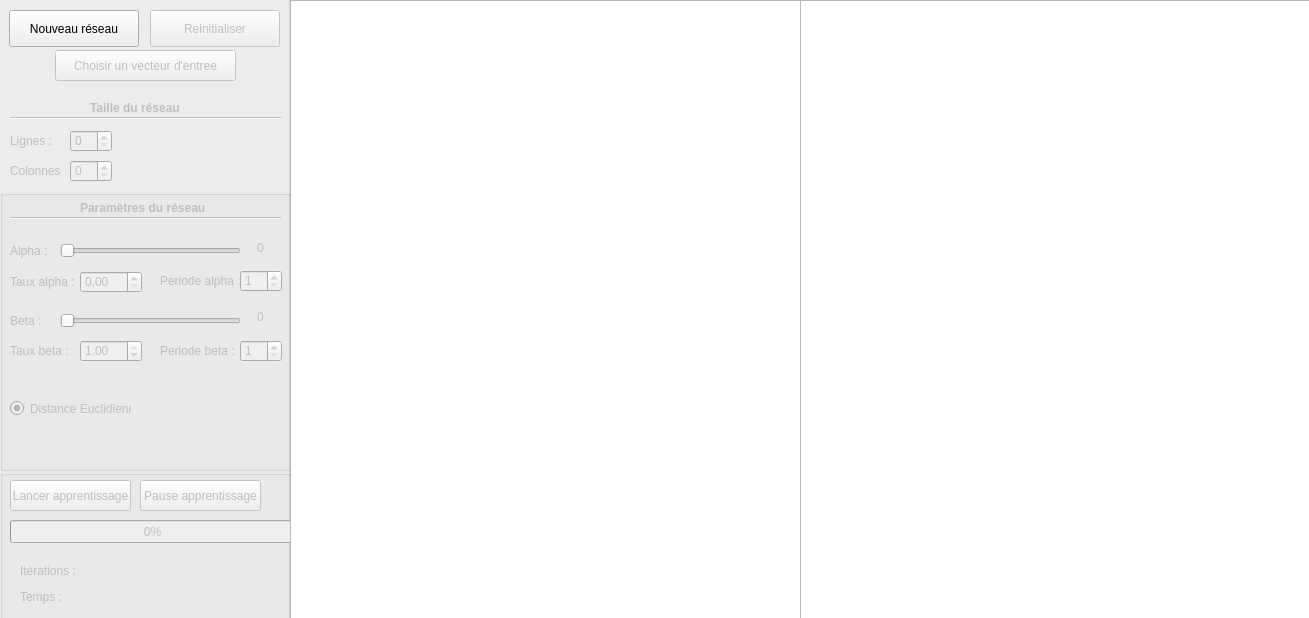
Above: Projet/PTUT/PTUT.ui from Asord/ProjetSOM before the change. Below: the same form after it.
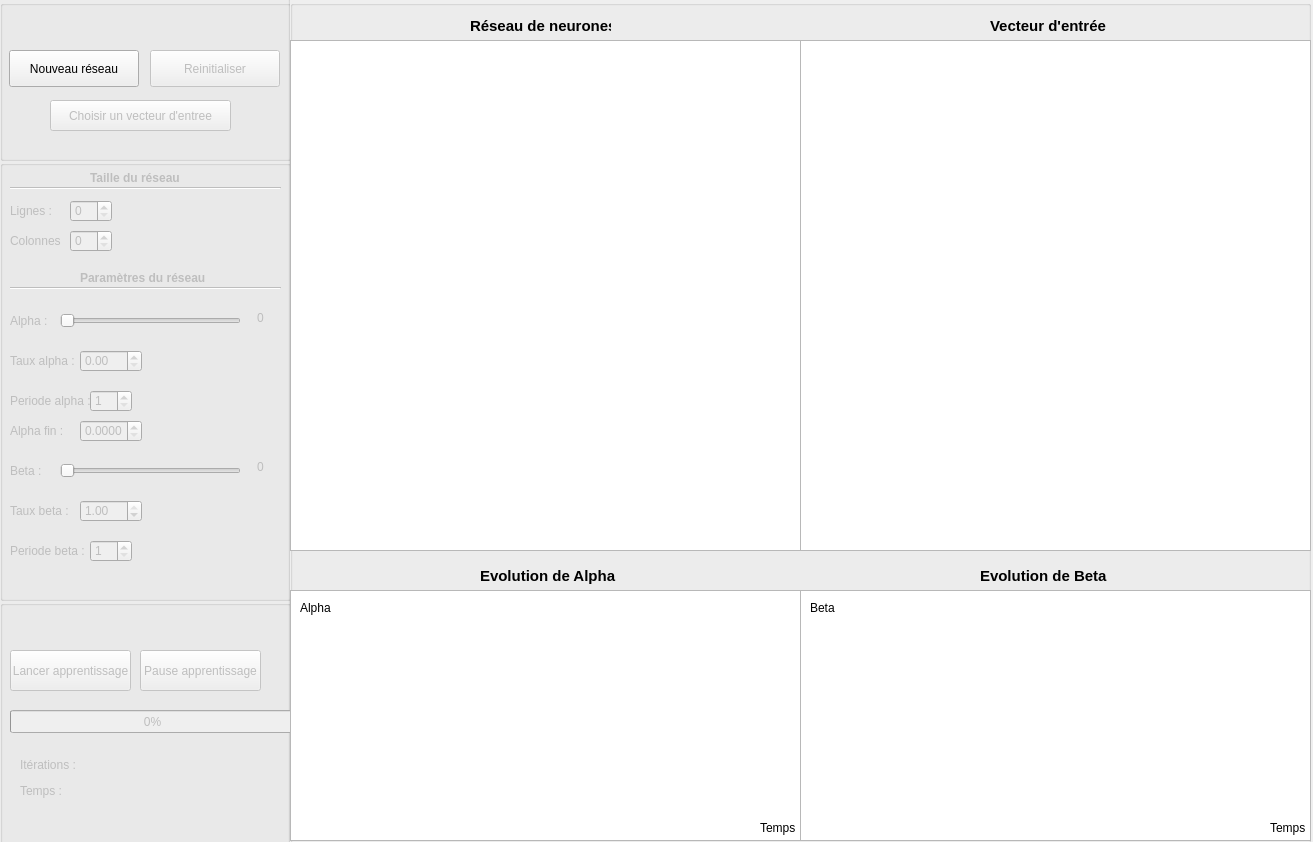
That is the form after the change.

Commit message: interface à jour: ajout des zones pour les courbes, de alpha fin et et ajout de groupes pour la lisibilité

```diff
--- a/Projet/PTUT/PTUT.ui
+++ b/Projet/PTUT/PTUT.ui
@@ -6,8 +6,8 @@
    <rect>
     <x>0</x>
     <y>0</y>
-    <width>1309</width>
-    <height>618</height>
+    <width>1313</width>
+    <height>842</height>
    </rect>
   </property>
   <property name="windowTitle">
@@ -19,296 +19,19 @@
      <x>-10</x>
      <y>-20</y>
      <width>300</width>
-     <height>641</height>
+     <height>871</height>
     </rect>
    </property>
    <property name="title">
     <string>GroupBox</string>
    </property>
-   <widget class="QPushButton" name="NouveauRes">
+   <widget class="QGroupBox" name="ParametresGrp">
     <property name="geometry">
      <rect>
-      <x>19</x>
-      <y>30</y>
-      <width>130</width>
-      <height>37</height>
-     </rect>
-    </property>
-    <property name="styleSheet">
-     <string notr="true"/>
-    </property>
-    <property name="text">
-     <string>Nouveau réseau</string>
-    </property>
-   </widget>
-   <widget class="QGroupBox" name="ExecutionGrp">
-    <property name="geometry">
-     <rect>
       <x>10</x>
-      <y>490</y>
-      <width>291</width>
-      <height>151</height>
-     </rect>
-    </property>
-    <property name="title">
-     <string/>
-    </property>
-    <widget class="QProgressBar" name="ProgressBar">
-     <property name="enabled">
-      <bool>false</bool>
-     </property>
-     <property name="geometry">
-      <rect>
-       <x>10</x>
-       <y>50</y>
-       <width>285</width>
-       <height>23</height>
-      </rect>
-     </property>
-     <property name="value">
-      <number>0</number>
-     </property>
-     <property name="textVisible">
-      <bool>true</bool>
-     </property>
-    </widget>
-    <widget class="QPushButton" name="StartBtn">
-     <property name="enabled">
-      <bool>false</bool>
-     </property>
-     <property name="geometry">
-      <rect>
-       <x>10</x>
-       <y>10</y>
-       <width>121</width>
-       <height>31</height>
-      </rect>
-     </property>
-     <property name="text">
-      <string>Lancer apprentissage</string>
-     </property>
-    </widget>
-    <widget class="QPushButton" name="PauseBtn">
-     <property name="enabled">
-      <bool>false</bool>
-     </property>
-     <property name="geometry">
-      <rect>
-       <x>140</x>
-       <y>10</y>
-       <width>121</width>
-       <height>31</height>
-      </rect>
-     </property>
-     <property name="text">
-      <string>Pause apprentissage</string>
-     </property>
-    </widget>
-    <widget class="QLabel" name="NbrIterations">
-     <property name="enabled">
-      <bool>false</bool>
-     </property>
-     <property name="geometry">
-      <rect>
-       <x>20</x>
-       <y>90</y>
-       <width>171</width>
-       <height>21</height>
-      </rect>
-     </property>
-     <property name="text">
-      <string>Itérations : </string>
-     </property>
-    </widget>
-    <widget class="QLabel" name="Time">
-     <property name="enabled">
-      <bool>false</bool>
-     </property>
-     <property name="geometry">
-      <rect>
-       <x>20</x>
-       <y>116</y>
-       <width>151</width>
-       <height>21</height>
-      </rect>
-     </property>
-     <property name="text">
-      <string>Temps :</string>
-     </property>
-    </widget>
-   </widget>
-   <widget class="QLabel" name="Titre1">
-    <property name="enabled">
-     <bool>false</bool>
-    </property>
-    <property name="geometry">
-     <rect>
-      <x>100</x>
-      <y>120</y>
-      <width>91</width>
-      <height>16</height>
-     </rect>
-    </property>
-    <property name="font">
-     <font>
-      <weight>75</weight>
-      <bold>true</bold>
-     </font>
-    </property>
-    <property name="text">
-     <string>Taille du réseau</string>
-    </property>
-    <property name="textFormat">
-     <enum>Qt::AutoText</enum>
-    </property>
-    <property name="wordWrap">
-     <bool>false</bool>
-    </property>
-   </widget>
-   <widget class="QLabel" name="Lignes">
-    <property name="enabled">
-     <bool>false</bool>
-    </property>
-    <property name="geometry">
-     <rect>
-      <x>20</x>
-      <y>150</y>
-      <width>51</width>
-      <height>21</height>
-     </rect>
-    </property>
-    <property name="text">
-     <string>Lignes :</string>
-    </property>
-   </widget>
-   <widget class="QLabel" name="Colonnes">
-    <property name="enabled">
-     <bool>false</bool>
-    </property>
-    <property name="geometry">
-     <rect>
-      <x>20</x>
       <y>180</y>
-      <width>51</width>
-      <height>21</height>
-     </rect>
-    </property>
-    <property name="text">
-     <string>Colonnes :</string>
-    </property>
-   </widget>
-   <widget class="Line" name="Line1">
-    <property name="enabled">
-     <bool>false</bool>
-    </property>
-    <property name="geometry">
-     <rect>
-      <x>20</x>
-      <y>130</y>
-      <width>271</width>
-      <height>16</height>
-     </rect>
-    </property>
-    <property name="orientation">
-     <enum>Qt::Horizontal</enum>
-    </property>
-   </widget>
-   <widget class="QSpinBox" name="ColValue">
-    <property name="enabled">
-     <bool>false</bool>
-    </property>
-    <property name="geometry">
-     <rect>
-      <x>80</x>
-      <y>180</y>
-      <width>42</width>
-      <height>22</height>
-     </rect>
-    </property>
-    <property name="value">
-     <number>0</number>
-    </property>
-   </widget>
-   <widget class="QLabel" name="ErreurLignes">
-    <property name="enabled">
-     <bool>true</bool>
-    </property>
-    <property name="geometry">
-     <rect>
-      <x>140</x>
-      <y>150</y>
-      <width>151</width>
-      <height>21</height>
-     </rect>
-    </property>
-    <property name="styleSheet">
-     <string notr="true"/>
-    </property>
-    <property name="text">
-     <string/>
-    </property>
-   </widget>
-   <widget class="QSpinBox" name="LigneValue">
-    <property name="enabled">
-     <bool>false</bool>
-    </property>
-    <property name="geometry">
-     <rect>
-      <x>80</x>
-      <y>150</y>
-      <width>42</width>
-      <height>22</height>
-     </rect>
-    </property>
-    <property name="value">
-     <number>0</number>
-    </property>
-   </widget>
-   <widget class="QLabel" name="ErreurColonnes">
-    <property name="enabled">
-     <bool>true</bool>
-    </property>
-    <property name="geometry">
-     <rect>
-      <x>140</x>
-      <y>180</y>
-      <width>151</width>
-      <height>21</height>
-     </rect>
-    </property>
-    <property name="styleSheet">
-     <string notr="true"/>
-    </property>
-    <property name="text">
-     <string/>
-    </property>
-   </widget>
-   <widget class="QLabel" name="ErreurBeta">
-    <property name="enabled">
-     <bool>true</bool>
-    </property>
-    <property name="geometry">
-     <rect>
-      <x>130</x>
-      <y>300</y>
-      <width>151</width>
-      <height>21</height>
-     </rect>
-    </property>
-    <property name="styleSheet">
-     <string notr="true"/>
-    </property>
-    <property name="text">
-     <string/>
-    </property>
-   </widget>
-   <widget class="QGroupBox" name="Parametres">
-    <property name="geometry">
-     <rect>
-      <x>10</x>
-      <y>210</y>
       <width>291</width>
-      <height>281</height>
+      <height>441</height>
      </rect>
     </property>
     <property name="title">
@@ -321,7 +44,7 @@
      <property name="geometry">
       <rect>
        <x>80</x>
-       <y>10</y>
+       <y>110</y>
        <width>131</width>
        <height>16</height>
       </rect>
@@ -343,7 +66,7 @@
      <property name="geometry">
       <rect>
        <x>60</x>
-       <y>50</y>
+       <y>150</y>
        <width>181</width>
        <height>22</height>
       </rect>
@@ -361,31 +84,6 @@
       <enum>Qt::Horizontal</enum>
      </property>
     </widget>
-    <widget class="QRadioButton" name="Distance1">
-     <property name="enabled">
-      <bool>false</bool>
-     </property>
-     <property name="geometry">
-      <rect>
-       <x>10</x>
-       <y>210</y>
-       <width>121</width>
-       <height>17</height>
-      </rect>
-     </property>
-     <property name="tabletTracking">
-      <bool>false</bool>
-     </property>
-     <property name="text">
-      <string>Distance Euclidienne</string>
-     </property>
-     <property name="checkable">
-      <bool>true</bool>
-     </property>
-     <property name="checked">
-      <bool>true</bool>
-     </property>
-    </widget>
     <widget class="Line" name="Line2">
      <property name="enabled">
       <bool>false</bool>
@@ -393,7 +91,7 @@
      <property name="geometry">
       <rect>
        <x>10</x>
-       <y>20</y>
+       <y>120</y>
        <width>271</width>
        <height>16</height>
       </rect>
@@ -409,7 +107,7 @@
      <property name="geometry">
       <rect>
        <x>230</x>
-       <y>50</y>
+       <y>150</y>
        <width>61</width>
        <height>16</height>
       </rect>
@@ -428,7 +126,7 @@
      <property name="geometry">
       <rect>
        <x>10</x>
-       <y>50</y>
+       <y>150</y>
        <width>47</width>
        <height>21</height>
       </rect>
@@ -444,7 +142,7 @@
      <property name="geometry">
       <rect>
        <x>10</x>
-       <y>120</y>
+       <y>300</y>
        <width>47</width>
        <height>21</height>
       </rect>
@@ -460,7 +158,7 @@
      <property name="geometry">
       <rect>
        <x>10</x>
-       <y>81</y>
+       <y>190</y>
        <width>71</width>
        <height>21</height>
       </rect>
@@ -475,8 +173,8 @@
      </property>
      <property name="geometry">
       <rect>
-       <x>160</x>
-       <y>80</y>
+       <x>10</x>
+       <y>230</y>
        <width>81</width>
        <height>21</height>
       </rect>
@@ -492,7 +190,7 @@
      <property name="geometry">
       <rect>
        <x>80</x>
-       <y>81</y>
+       <y>190</y>
        <width>62</width>
        <height>22</height>
       </rect>
@@ -513,8 +211,8 @@
      </property>
      <property name="geometry">
       <rect>
-       <x>240</x>
-       <y>80</y>
+       <x>90</x>
+       <y>230</y>
        <width>42</width>
        <height>22</height>
       </rect>
@@ -533,7 +231,7 @@
      <property name="geometry">
       <rect>
        <x>10</x>
-       <y>150</y>
+       <y>340</y>
        <width>71</width>
        <height>21</height>
       </rect>
@@ -549,7 +247,7 @@
      <property name="geometry">
       <rect>
        <x>80</x>
-       <y>150</y>
+       <y>340</y>
        <width>62</width>
        <height>22</height>
       </rect>
@@ -570,8 +268,8 @@
      </property>
      <property name="geometry">
       <rect>
-       <x>240</x>
-       <y>150</y>
+       <x>90</x>
+       <y>380</y>
        <width>42</width>
        <height>22</height>
       </rect>
@@ -589,8 +287,8 @@
      </property>
      <property name="geometry">
       <rect>
-       <x>160</x>
-       <y>150</y>
+       <x>10</x>
+       <y>380</y>
        <width>81</width>
        <height>21</height>
       </rect>
@@ -606,7 +304,7 @@
      <property name="geometry">
       <rect>
        <x>60</x>
-       <y>120</y>
+       <y>300</y>
        <width>181</width>
        <height>22</height>
       </rect>
@@ -625,7 +323,7 @@
      <property name="geometry">
       <rect>
        <x>230</x>
-       <y>120</y>
+       <y>300</y>
        <width>61</width>
        <height>13</height>
       </rect>
@@ -637,65 +335,539 @@
       <set>Qt::AlignCenter</set>
      </property>
     </widget>
+    <widget class="Line" name="Line1">
+     <property name="enabled">
+      <bool>false</bool>
+     </property>
+     <property name="geometry">
+      <rect>
+       <x>10</x>
+       <y>20</y>
+       <width>271</width>
+       <height>16</height>
+      </rect>
+     </property>
+     <property name="orientation">
+      <enum>Qt::Horizontal</enum>
+     </property>
+    </widget>
+    <widget class="QLabel" name="ErreurColonnes">
+     <property name="enabled">
+      <bool>true</bool>
+     </property>
+     <property name="geometry">
+      <rect>
+       <x>130</x>
+       <y>70</y>
+       <width>151</width>
+       <height>21</height>
+      </rect>
+     </property>
+     <property name="styleSheet">
+      <string notr="true"/>
+     </property>
+     <property name="text">
+      <string/>
+     </property>
+    </widget>
+    <widget class="QSpinBox" name="ColValue">
+     <property name="enabled">
+      <bool>false</bool>
+     </property>
+     <property name="geometry">
+      <rect>
+       <x>70</x>
+       <y>70</y>
+       <width>42</width>
+       <height>22</height>
+      </rect>
+     </property>
+     <property name="value">
+      <number>0</number>
+     </property>
+    </widget>
+    <widget class="QLabel" name="Lignes">
+     <property name="enabled">
+      <bool>false</bool>
+     </property>
+     <property name="geometry">
+      <rect>
+       <x>10</x>
+       <y>40</y>
+       <width>51</width>
+       <height>21</height>
+      </rect>
+     </property>
+     <property name="text">
+      <string>Lignes :</string>
+     </property>
+    </widget>
+    <widget class="QLabel" name="Colonnes">
+     <property name="enabled">
+      <bool>false</bool>
+     </property>
+     <property name="geometry">
+      <rect>
+       <x>10</x>
+       <y>70</y>
+       <width>51</width>
+       <height>21</height>
+      </rect>
+     </property>
+     <property name="text">
+      <string>Colonnes :</string>
+     </property>
+    </widget>
+    <widget class="QLabel" name="Titre1">
+     <property name="enabled">
+      <bool>false</bool>
+     </property>
+     <property name="geometry">
+      <rect>
+       <x>90</x>
+       <y>10</y>
+       <width>91</width>
+       <height>16</height>
+      </rect>
+     </property>
+     <property name="font">
+      <font>
+       <weight>75</weight>
+       <bold>true</bold>
+      </font>
+     </property>
+     <property name="text">
+      <string>Taille du réseau</string>
+     </property>
+     <property name="textFormat">
+      <enum>Qt::AutoText</enum>
+     </property>
+     <property name="wordWrap">
+      <bool>false</bool>
+     </property>
+    </widget>
+    <widget class="QLabel" name="ErreurLignes">
+     <property name="enabled">
+      <bool>true</bool>
+     </property>
+     <property name="geometry">
+      <rect>
+       <x>130</x>
+       <y>40</y>
+       <width>151</width>
+       <height>21</height>
+      </rect>
+     </property>
+     <property name="styleSheet">
+      <string notr="true"/>
+     </property>
+     <property name="text">
+      <string/>
+     </property>
+    </widget>
+    <widget class="QSpinBox" name="LigneValue">
+     <property name="enabled">
+      <bool>false</bool>
+     </property>
+     <property name="geometry">
+      <rect>
+       <x>70</x>
+       <y>40</y>
+       <width>42</width>
+       <height>22</height>
+      </rect>
+     </property>
+     <property name="value">
+      <number>0</number>
+     </property>
+    </widget>
+    <widget class="QDoubleSpinBox" name="AlphaEndValue">
+     <property name="enabled">
+      <bool>false</bool>
+     </property>
+     <property name="geometry">
+      <rect>
+       <x>80</x>
+       <y>260</y>
+       <width>62</width>
+       <height>22</height>
+      </rect>
+     </property>
+     <property name="decimals">
+      <number>4</number>
+     </property>
+     <property name="maximum">
+      <double>0.100000000000000</double>
+     </property>
+     <property name="singleStep">
+      <double>0.005000000000000</double>
+     </property>
+    </widget>
+    <widget class="QLabel" name="AlphaEnd">
+     <property name="enabled">
+      <bool>false</bool>
+     </property>
+     <property name="geometry">
+      <rect>
+       <x>10</x>
+       <y>260</y>
+       <width>71</width>
+       <height>21</height>
+      </rect>
+     </property>
+     <property name="text">
+      <string>Alpha fin :</string>
+     </property>
+    </widget>
    </widget>
-   <widget class="QPushButton" name="Restart">
-    <property name="enabled">
-     <bool>false</bool>
-    </property>
+   <widget class="QGroupBox" name="ExecutionGrp">
     <property name="geometry">
      <rect>
-      <x>160</x>
-      <y>30</y>
-      <width>130</width>
-      <height>37</height>
+      <x>10</x>
+      <y>620</y>
+      <width>291</width>
+      <height>251</height>
      </rect>
     </property>
-    <property name="styleSheet">
-     <string notr="true"/>
+    <property name="title">
+     <string/>
     </property>
-    <property name="text">
-     <string>Reinitialiser</string>
-    </property>
+    <widget class="QProgressBar" name="ProgressBar">
+     <property name="enabled">
+      <bool>false</bool>
+     </property>
+     <property name="geometry">
+      <rect>
+       <x>10</x>
+       <y>110</y>
+       <width>285</width>
+       <height>23</height>
+      </rect>
+     </property>
+     <property name="value">
+      <number>0</number>
+     </property>
+     <property name="textVisible">
+      <bool>true</bool>
+     </property>
+    </widget>
+    <widget class="QPushButton" name="StartBtn">
+     <property name="enabled">
+      <bool>false</bool>
+     </property>
+     <property name="geometry">
+      <rect>
+       <x>10</x>
+       <y>50</y>
+       <width>121</width>
+       <height>41</height>
+      </rect>
+     </property>
+     <property name="text">
+      <string>Lancer apprentissage</string>
+     </property>
+    </widget>
+    <widget class="QPushButton" name="PauseBtn">
+     <property name="enabled">
+      <bool>false</bool>
+     </property>
+     <property name="geometry">
+      <rect>
+       <x>140</x>
+       <y>50</y>
+       <width>121</width>
+       <height>41</height>
+      </rect>
+     </property>
+     <property name="text">
+      <string>Pause apprentissage</string>
+     </property>
+    </widget>
+    <widget class="QLabel" name="NbrIterations">
+     <property name="enabled">
+      <bool>false</bool>
+     </property>
+     <property name="geometry">
+      <rect>
+       <x>20</x>
+       <y>154</y>
+       <width>171</width>
+       <height>21</height>
+      </rect>
+     </property>
+     <property name="text">
+      <string>Itérations : </string>
+     </property>
+    </widget>
+    <widget class="QLabel" name="Time">
+     <property name="enabled">
+      <bool>false</bool>
+     </property>
+     <property name="geometry">
+      <rect>
+       <x>20</x>
+       <y>180</y>
+       <width>151</width>
+       <height>21</height>
+      </rect>
+     </property>
+     <property name="text">
+      <string>Temps :</string>
+     </property>
+    </widget>
    </widget>
-   <widget class="QPushButton" name="OpenFile">
-    <property name="enabled">
-     <bool>false</bool>
-    </property>
+   <widget class="QGroupBox" name="CommendGrp">
     <property name="geometry">
      <rect>
-      <x>65</x>
-      <y>70</y>
-      <width>181</width>
-      <height>31</height>
+      <x>10</x>
+      <y>20</y>
+      <width>291</width>
+      <height>161</height>
      </rect>
     </property>
-    <property name="styleSheet">
-     <string notr="true"/>
+    <property name="title">
+     <string/>
     </property>
-    <property name="text">
-     <string>Choisir un vecteur d'entree</string>
-    </property>
+    <widget class="QPushButton" name="OpenFile">
+     <property name="enabled">
+      <bool>false</bool>
+     </property>
+     <property name="geometry">
+      <rect>
+       <x>50</x>
+       <y>100</y>
+       <width>181</width>
+       <height>31</height>
+      </rect>
+     </property>
+     <property name="styleSheet">
+      <string notr="true"/>
+     </property>
+     <property name="text">
+      <string>Choisir un vecteur d'entree</string>
+     </property>
+    </widget>
+    <widget class="QPushButton" name="Restart">
+     <property name="enabled">
+      <bool>false</bool>
+     </property>
+     <property name="geometry">
+      <rect>
+       <x>150</x>
+       <y>50</y>
+       <width>130</width>
+       <height>37</height>
+      </rect>
+     </property>
+     <property name="styleSheet">
+      <string notr="true"/>
+     </property>
+     <property name="text">
+      <string>Reinitialiser</string>
+     </property>
+    </widget>
+    <widget class="QPushButton" name="NouveauRes">
+     <property name="geometry">
+      <rect>
+       <x>9</x>
+       <y>50</y>
+       <width>130</width>
+       <height>37</height>
+      </rect>
+     </property>
+     <property name="styleSheet">
+      <string notr="true"/>
+     </property>
+     <property name="text">
+      <string>Nouveau réseau</string>
+     </property>
+    </widget>
    </widget>
   </widget>
-  <widget class="QGraphicsView" name="graphicsView">
+  <widget class="QGroupBox" name="GraphicsGrp">
    <property name="geometry">
     <rect>
      <x>290</x>
      <y>0</y>
-     <width>511</width>
-     <height>621</height>
+     <width>1021</width>
+     <height>851</height>
     </rect>
    </property>
-  </widget>
-  <widget class="QGraphicsView" name="graphicsPreview">
-   <property name="geometry">
-    <rect>
-     <x>800</x>
-     <y>0</y>
-     <width>511</width>
-     <height>621</height>
-    </rect>
+   <property name="title">
+    <string/>
    </property>
+   <widget class="QGraphicsView" name="graphicsView">
+    <property name="geometry">
+     <rect>
+      <x>0</x>
+      <y>40</y>
+      <width>511</width>
+      <height>511</height>
+     </rect>
+    </property>
+   </widget>
+   <widget class="QGraphicsView" name="graphicsPreview">
+    <property name="geometry">
+     <rect>
+      <x>510</x>
+      <y>40</y>
+      <width>511</width>
+      <height>511</height>
+     </rect>
+    </property>
+   </widget>
+   <widget class="QGraphicsView" name="AlphaCurve">
+    <property name="geometry">
+     <rect>
+      <x>0</x>
+      <y>590</y>
+      <width>511</width>
+      <height>251</height>
+     </rect>
+    </property>
+   </widget>
+   <widget class="QGraphicsView" name="BetaCurve">
+    <property name="geometry">
+     <rect>
+      <x>510</x>
+      <y>590</y>
+      <width>511</width>
+      <height>251</height>
+     </rect>
+    </property>
+   </widget>
+   <widget class="QLabel" name="NetworkTitle">
+    <property name="geometry">
+     <rect>
+      <x>180</x>
+      <y>10</y>
+      <width>141</width>
+      <height>31</height>
+     </rect>
+    </property>
+    <property name="font">
+     <font>
+      <pointsize>11</pointsize>
+      <weight>75</weight>
+      <bold>true</bold>
+     </font>
+    </property>
+    <property name="text">
+     <string>Réseau de neurones</string>
+    </property>
+   </widget>
+   <widget class="QLabel" name="VectorTitle">
+    <property name="geometry">
+     <rect>
+      <x>700</x>
+      <y>10</y>
+      <width>131</width>
+      <height>31</height>
+     </rect>
+    </property>
+    <property name="font">
+     <font>
+      <pointsize>11</pointsize>
+      <weight>75</weight>
+      <bold>true</bold>
+     </font>
+    </property>
+    <property name="text">
+     <string>Vecteur d'entrée</string>
+    </property>
+   </widget>
+   <widget class="QLabel" name="NetworkTitle_2">
+    <property name="geometry">
+     <rect>
+      <x>190</x>
+      <y>560</y>
+      <width>141</width>
+      <height>31</height>
+     </rect>
+    </property>
+    <property name="font">
+     <font>
+      <pointsize>11</pointsize>
+      <weight>75</weight>
+      <bold>true</bold>
+     </font>
+    </property>
+    <property name="text">
+     <string>Evolution de Alpha</string>
+    </property>
+   </widget>
+   <widget class="QLabel" name="NetworkTitle_3">
+    <property name="geometry">
+     <rect>
+      <x>690</x>
+      <y>560</y>
+      <width>141</width>
+      <height>31</height>
+     </rect>
+    </property>
+    <property name="font">
+     <font>
+      <pointsize>11</pointsize>
+      <weight>75</weight>
+      <bold>true</bold>
+     </font>
+    </property>
+    <property name="text">
+     <string>Evolution de Beta</string>
+    </property>
+   </widget>
+   <widget class="QLabel" name="AlphaIndicator">
+    <property name="geometry">
+     <rect>
+      <x>10</x>
+      <y>600</y>
+      <width>51</width>
+      <height>16</height>
+     </rect>
+    </property>
+    <property name="text">
+     <string>Alpha</string>
+    </property>
+   </widget>
+   <widget class="QLabel" name="TimeIndicator">
+    <property name="geometry">
+     <rect>
+      <x>470</x>
+      <y>820</y>
+      <width>41</width>
+      <height>16</height>
+     </rect>
+    </property>
+    <property name="text">
+     <string>Temps</string>
+    </property>
+   </widget>
+   <widget class="QLabel" name="BetaIndicator">
+    <property name="geometry">
+     <rect>
+      <x>520</x>
+      <y>600</y>
+      <width>51</width>
+      <height>16</height>
+     </rect>
+    </property>
+    <property name="text">
+     <string>Beta</string>
+    </property>
+   </widget>
+   <widget class="QLabel" name="TimeIndicator2">
+    <property name="geometry">
+     <rect>
+      <x>980</x>
+      <y>820</y>
+      <width>41</width>
+      <height>16</height>
+     </rect>
+    </property>
+    <property name="text">
+     <string>Temps</string>
+    </property>
+   </widget>
   </widget>
  </widget>
  <layoutdefault spacing="6" margin="11"/>
```
Left out of the diff: 33 changed lines with no effect on the pictures. The commit also changes 6 other files.
